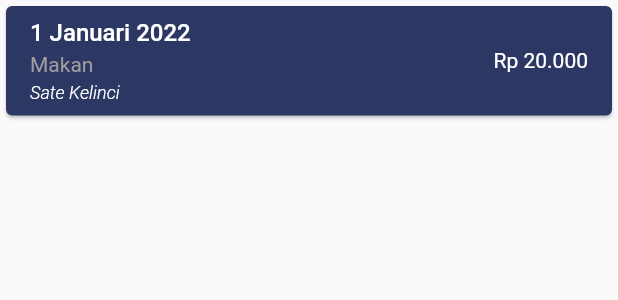
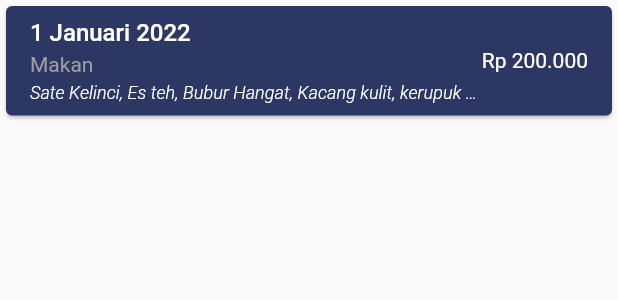
Before and after one commit to sampurnoaji/mobile_catat_keuangan, a Flutter app: the CardRecordView widget shown alone on an empty page, opened directly with sample values from the repository, on a phone screen of 412 x 824 dp. Shown: the top 300 px of the screen. Run offline on Flutter 3.47's test engine with Material 2 defaults, Android fonts, the phone set to English and light mode, and no system bars.

```diff
--- a/lib/ui/dummy_data.dart
+++ b/lib/ui/dummy_data.dart
@@ -4,6 +4,7 @@ final records = <Record>[
   Record(
       date: '1 Januari 2022',
       category: 'Makan',
-      amount: 20000,
-      note: 'Sate Kelinci'),
+      amount: 200000,
+      note:
+          'Sate Kelinci, Es teh, Bubur Hangat, Kacang kulit, kerupuk udang satu plastik'),
 ];
--- a/lib/ui/widget/card_record_view.dart
+++ b/lib/ui/widget/card_record_view.dart
@@ -1,4 +1,5 @@
 import 'package:catat_keuangan/core/theme/app_colors.dart';
+import 'package:catat_keuangan/ui/page/detail/record_detail_page.dart';
 import 'package:flutter/material.dart';
 import 'package:intl/intl.dart';
 
@@ -13,51 +14,62 @@ class CardRecordView extends StatelessWidget {
   Widget build(BuildContext context) {
     return Card(
       color: AppColors.BG_LIGHT,
+      child: InkWell(
+        onTap: () {
+          Navigator.push(
+              context,
+              MaterialPageRoute(
+                  builder: (_) => RecordDetailPage(
+                        record: record,
+                      )));
+        },
         child: Container(
-        padding: EdgeInsets.symmetric(vertical: 8, horizontal: 16),
+          padding: const EdgeInsets.symmetric(vertical: 8, horizontal: 16),
           child: Row(
             children: [
-            Column(
+              Expanded(
+                child: Column(
                   mainAxisSize: MainAxisSize.min,
                   crossAxisAlignment: CrossAxisAlignment.start,
                   children: [
                     Text(
                       record.date,
-                  style: TextStyle(
+                      style: const TextStyle(
                         fontSize: 16,
                         color: Colors.white,
                         fontWeight: FontWeight.w500,
                       ),
                     ),
-                SizedBox(height: 4),
+                    const SizedBox(height: 4),
                     Text(
                       record.category,
-                  style: TextStyle(
+                      style: const TextStyle(
                         fontSize: 14,
                         color: Colors.grey,
                         fontWeight: FontWeight.w400,
                       ),
                     ),
-                SizedBox(height: 4),
+                    const SizedBox(height: 4),
                     Text(
                       record.note,
-                  style: TextStyle(
+                      style: const TextStyle(
                         fontSize: 12,
                         color: Colors.white,
                         fontWeight: FontWeight.w300,
                         fontStyle: FontStyle.italic,
                       ),
+                      overflow: TextOverflow.ellipsis,
                     ),
                   ],
                 ),
-            Spacer(),
+              ),
               Text(
                 NumberFormat.currency(
                   locale: 'id',
                   symbol: 'Rp ',
                   decimalDigits: 0,
                 ).format(record.amount),
-              style: TextStyle(
+                style: const TextStyle(
                   fontSize: 14,
                   color: Colors.white,
                   fontWeight: FontWeight.w400,
@@ -66,6 +78,7 @@ class CardRecordView extends StatelessWidget {
             ],
           ),
         ),
+      ),
     );
   }
 }
```
Also changed, not shown: lib/ui/page/detail/record_detail_page.dart (added, +63 -0 lines). Lines whose indentation alone changed are shown as unchanged.
